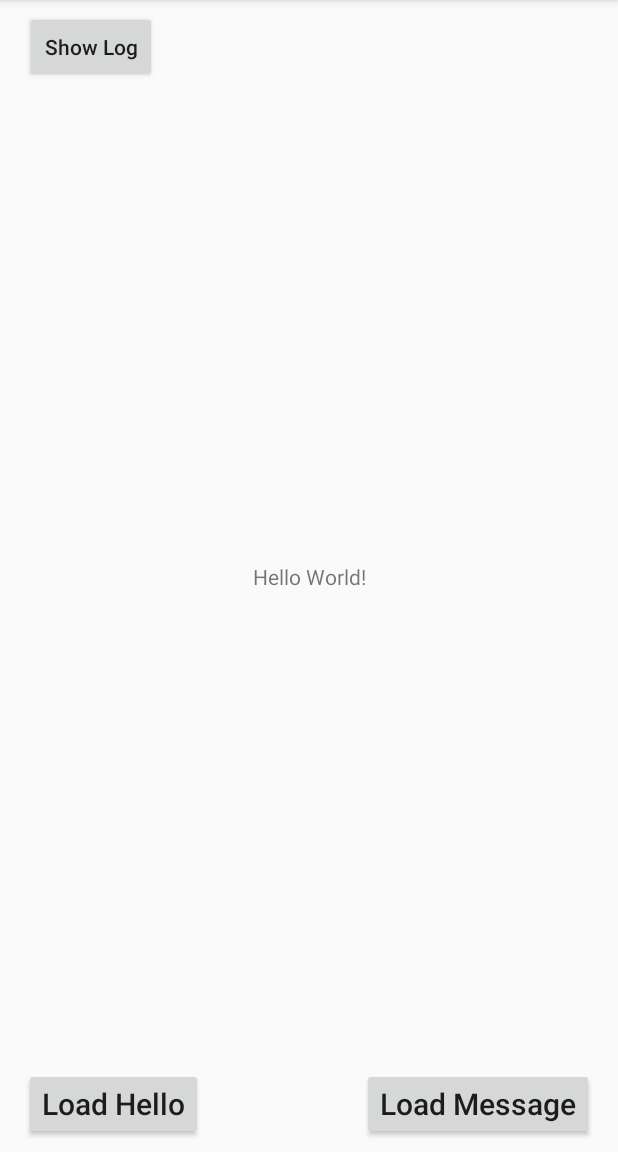
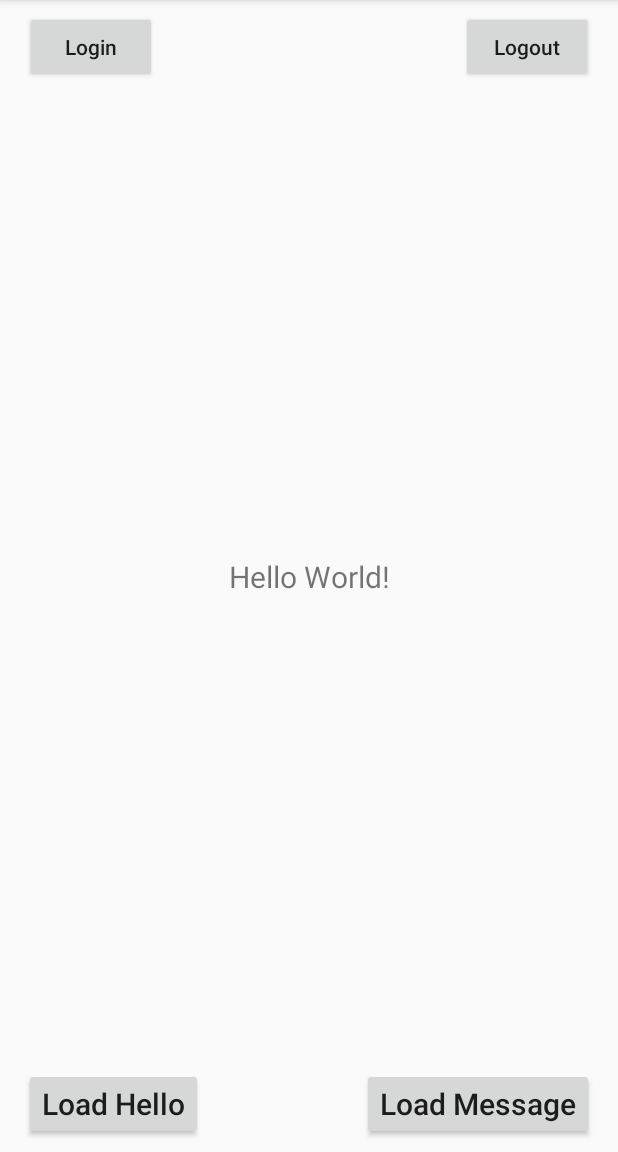
Before and after one commit to ariffork/SimpleDagger, an Android app: the screen it shows after launch (MainActivity), on a phone screen of 412 x 824 dp, the part 84-1236 px from its top. Run offline under Robolectric (Android 15) with nearby library versions, the phone set to English and light mode, and no system bars; our stand-ins replace Dagger/Hilt's generated code, RxJava.

Commit message:
add button login and logout

```diff
--- a/app/src/main/kotlin/com/ahmadarif/simpledagger/activity/main/MainActivity.kt
+++ b/app/src/main/kotlin/com/ahmadarif/simpledagger/activity/main/MainActivity.kt
@@ -50,9 +50,6 @@ class MainActivity : AppCompatActivity(), MainActivityView {
             progress.show()
             presenter.loadHello()
             debug("Hello clicked!")
-
-            pref.clear()
-            debug("token cleared!")
         }
 
         btnMessage.setOnClickListener {
@@ -61,10 +58,14 @@ class MainActivity : AppCompatActivity(), MainActivityView {
             debug("Message clicked!")
         }
 
-        btnLogLastMessage.setOnClickListener {
+        btnLogin.setOnClickListener {
             pref.save("token", "tokeninirahasia")
-            debug("token saved!")
-            presenter.logPref()
+            debug("You have been logged in!")
+        }
+
+        btnLogout.setOnClickListener {
+            pref.clear()
+            debug("You have been logged out!")
         }
     }
 
--- a/app/src/main/kotlin/com/ahmadarif/simpledagger/activity/main/MainActivityPresenter.kt
+++ b/app/src/main/kotlin/com/ahmadarif/simpledagger/activity/main/MainActivityPresenter.kt
@@ -1,13 +1,8 @@
 package com.ahmadarif.simpledagger.activity.main
 
-import android.app.Application
-import android.content.SharedPreferences
 import com.ahmadarif.simpledagger.dagger.qualifier.Authorized
 import com.ahmadarif.simpledagger.mvp.Presenter
 import com.ahmadarif.simpledagger.service.ApiService
-import com.gambitechno.sidoi.extension.debug
-import com.gambitechno.sidoi.extension.get
-import com.gambitechno.sidoi.extension.save
 import io.reactivex.android.schedulers.AndroidSchedulers
 import io.reactivex.schedulers.Schedulers
 import javax.inject.Inject
@@ -16,9 +11,7 @@ import javax.inject.Inject
  * Created by ARIF on 13-Jun-17.
  */
 class MainActivityPresenter @Inject constructor(
-        val app: Application,
-        @Authorized val api: ApiService,
-        val pref: SharedPreferences
+        @Authorized val api: ApiService
 ) : Presenter<MainActivityView> {
 
     var view: MainActivityView? = null
@@ -37,7 +30,6 @@ class MainActivityPresenter @Inject constructor(
                 .observeOn(AndroidSchedulers.mainThread())
                 .subscribe({
                     res ->
-                    pref.save("message", res.message)
                     view?.onLoadHelloSuccess(res)
                 }, {
                     err -> view?.onLoadHelloError(err.localizedMessage)
@@ -50,15 +42,10 @@ class MainActivityPresenter @Inject constructor(
                 .observeOn(AndroidSchedulers.mainThread())
                 .subscribe({
                     res ->
-                    pref.save("message", res.message)
                     view?.onLoadMessageSuccess(res)
                 }, {
                     err -> view?.onLoadMessageError(err.localizedMessage)
                 })
     }
 
-    fun logPref() {
-        app.debug("message = ${pref.get("message")}")
-    }
-
 }
--- a/app/src/main/res/layout/activity_main.xml
+++ b/app/src/main/res/layout/activity_main.xml
@@ -11,6 +11,7 @@
         android:layout_width="wrap_content"
         android:layout_height="wrap_content"
         android:text="Hello World!"
+        android:textSize="20sp"
         app:layout_constraintBottom_toBottomOf="parent"
         app:layout_constraintLeft_toLeftOf="parent"
         app:layout_constraintRight_toRightOf="parent"
@@ -47,8 +48,8 @@
         app:layout_constraintHorizontal_bias="0.966" />
 
     <Button
-        android:id="@+id/btnLogLastMessage"
-        android:text="Show Log"
+        android:id="@+id/btnLogin"
+        android:text="Login"
         android:textAllCaps="false"
         android:layout_width="wrap_content"
         android:layout_height="wrap_content"
@@ -60,4 +61,18 @@
         app:layout_constraintRight_toRightOf="parent"
         app:layout_constraintHorizontal_bias="0.028" />
 
+    <Button
+        android:id="@+id/btnLogout"
+        android:text="Logout"
+        android:textAllCaps="false"
+        android:layout_width="wrap_content"
+        android:layout_height="wrap_content"
+        android:layout_marginRight="8dp"
+        app:layout_constraintRight_toRightOf="parent"
+        app:layout_constraintTop_toTopOf="parent"
+        android:layout_marginTop="7dp"
+        android:layout_marginLeft="8dp"
+        app:layout_constraintLeft_toLeftOf="parent"
+        app:layout_constraintHorizontal_bias="0.971" />
+
 </android.support.constraint.ConstraintLayout>
```
